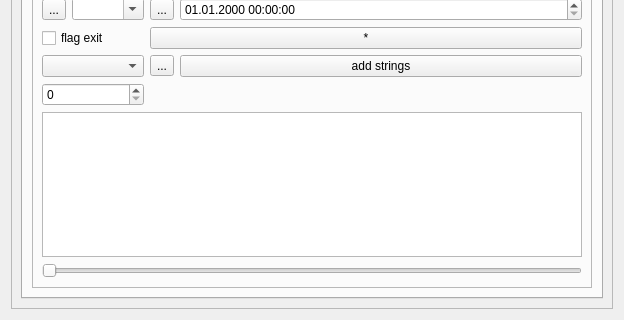
Above: Qt/my_programm/_For_tests/src/for_tests_mainbox/src/ui/for_tests_mainbox.ui from RinatB2017/mega_GIT before the change; both pictures show x 0 to 624 and y 149 to 469 of the 624 by 469 pixel window. Below: the same form after it.
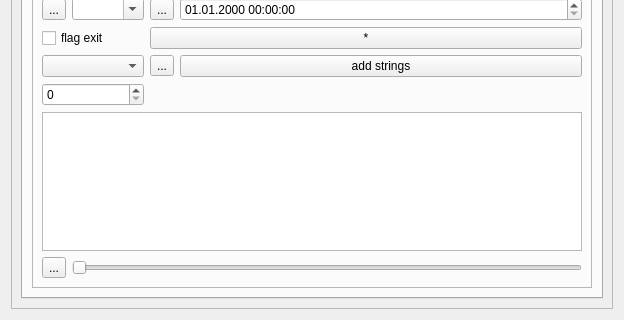
That is the form after the change. The open tabs and pages were chosen to show the change. Icons and pictures are not drawn. Custom widgets are drawn as their Qt base class.

The edit to the form file:
```diff
--- a/Qt/my_programm/_For_tests/src/for_tests_mainbox/src/ui/for_tests_mainbox.ui
+++ b/Qt/my_programm/_For_tests/src/for_tests_mainbox/src/ui/for_tests_mainbox.ui
@@ -180,11 +180,22 @@
               <widget class="MyListWidget" name="listWidget"/>
              </item>
              <item>
+              <layout class="QHBoxLayout" name="horizontalLayout_7">
+               <item>
+                <widget class="QToolButton" name="btn_menu">
+                 <property name="text">
+                  <string>...</string>
+                 </property>
+                </widget>
+               </item>
+               <item>
               <widget class="QSlider" name="horizontalSlider">
                <property name="orientation">
                 <enum>Qt::Horizontal</enum>
                </property>
               </widget>
+               </item>
+              </layout>
              </item>
             </layout>
            </widget>
```
Left out of the diff: 2 changed lines with no effect on the pictures. Lines whose indentation alone changed are shown as unchanged.
